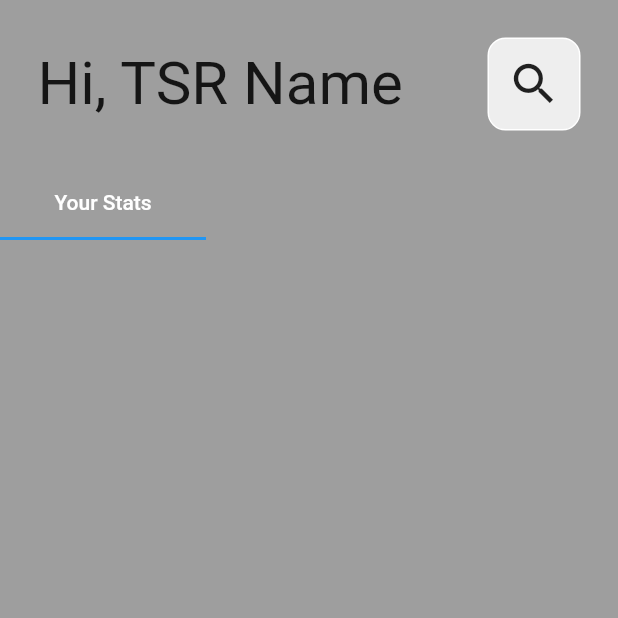
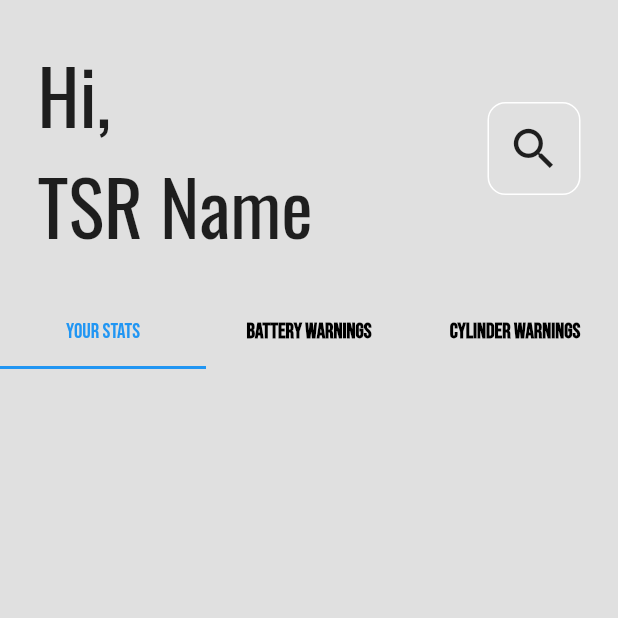
Before and after one commit to L-meck/qcsv, a Flutter app: the DataStats screen opened directly, on a phone screen of 412 x 824 dp, the top half of it. Run offline on Flutter 3.47's test engine with Material 2 defaults, Android fonts, the light colour scheme and no system bars; our stand-ins replace csv, file_picker, google_fonts; missing offline and left inert: flutter_phone_direct_caller.

Commit message:
bug fixes

```diff
--- a/lib/data.dart
+++ b/lib/data.dart
@@ -1,5 +1,13 @@
 import 'package:flutter/material.dart';
+import 'package:google_fonts/google_fonts.dart';
 import 'package:qcsv/tabs.dart';
+import 'dart:convert';
+import 'dart:io';
+import 'package:file_picker/file_picker.dart';
+import 'package:flutter/material.dart';
+import 'package:flutter/services.dart' show SystemUiOverlayStyle, rootBundle;
+import 'package:csv/csv.dart';
+import 'package:flutter_phone_direct_caller/flutter_phone_direct_caller.dart';
 
 class DataStats extends StatefulWidget {
   const DataStats({Key? key}) : super(key: key);
@@ -9,20 +17,17 @@ class DataStats extends StatefulWidget {
 }
 
 class _DataStatsState extends State<DataStats> {
+  //
   void _searchButtoneTapped() {}
 
-  List tabOptions = const [
-    ["Your Stats", YourStats()],
-    ["Battery Warnings", BatteryWarnings()],
-    ["Cylinder Warnings", CylinderWarnings()],
-  ];
+  int tabs = 3;
 
   @override
   Widget build(BuildContext context) {
     return DefaultTabController(
-      length: tabOptions.length,
+      length: 3,
       child: Scaffold(
-        backgroundColor: Colors.grey,
+        backgroundColor: Colors.grey[300],
         body: ListView(
           children: [
             Padding(
@@ -30,10 +35,12 @@ class _DataStatsState extends State<DataStats> {
               child: Row(
                 mainAxisAlignment: MainAxisAlignment.spaceBetween,
                 children: [
-                  const Expanded(
+                  Expanded(
                     child: Text(
-                      'Hi, TSR Name',
-                      style: TextStyle(fontSize: 40),
+                      'Hi, \nTSR Name',
+                      style: GoogleFonts.oswald(
+                        fontSize: 50,
+                      ),
                     ),
                   ),
                   GestureDetector(
@@ -43,7 +50,7 @@ class _DataStatsState extends State<DataStats> {
                       decoration: BoxDecoration(
                         border: Border.all(color: Colors.white),
                         borderRadius: BorderRadius.circular(12),
-                        color: Colors.grey.shade200,
+                        color: Colors.grey.shade300,
                       ),
                       child: const Icon(
                         Icons.search,
@@ -59,39 +66,47 @@ class _DataStatsState extends State<DataStats> {
               child: Column(
                 children: [
                   TabBar(
+                    labelColor: Colors.blue,
                     unselectedLabelStyle: const TextStyle(
                       fontSize: 14,
                       fontWeight: FontWeight.bold,
                     ),
-                    unselectedLabelColor: Colors.grey,
+                    unselectedLabelColor: Colors.black,
                     // labelStyle: GoogleFonts.bebasNeue(
                     //   fontSize: 32,
                     // ),
                     //isScrollable: true,
                     tabs: [
                       Tab(
+
                         child: Text(
-                          tabOptions[0][0],
+                          "Your Stats",
+                          style: GoogleFonts.bebasNeue(
+                            fontSize: 14
+
+                          ),
                         ),
                       ),
                       Tab(
                         child: Text(
-                          tabOptions[1][0],
+                          "Battery Warnings",
+                          style: GoogleFonts.bebasNeue(fontSize: 14),
                         ),
                       ),
                       Tab(
                         child: Text(
-                          tabOptions[2][0],
+                          "Cylinder Warnings",
+                          style: GoogleFonts.bebasNeue(fontSize: 14),
                         ),
                       ),
                     ],
                   ),
-                  Expanded(
+                  const Expanded(
                     child: TabBarView(
-                      children: [
-                        tabOptions[0][1],
-                        tabOptions[1][1],
-                        tabOptions[2][1],
+                      children:  [
+                       YourStats(),
+                       BatteryWarnings(),
+                       CylinderWarnings(),
                       ],
                     ),
                   )
--- a/lib/main.dart
+++ b/lib/main.dart
@@ -61,6 +61,9 @@ class _MyHomePageState extends State<MyHomePage> {
     }
   }
 
+/////////////////////
+
+/////////////////////
   _steps() => [
         Step(
           title: const Text('Choose CSV File:'),
@@ -129,7 +132,7 @@ class _MyHomePageState extends State<MyHomePage> {
                     value: selectedItem,
                     child: GestureDetector(
                       child: Text(
-                        item[4].toString(),
+                        item[4].toSet().toString(),
                         style: const TextStyle(
                           color: Colors.black,
                         ),
@@ -200,10 +203,6 @@ class _MyHomePageState extends State<MyHomePage> {
             child: Row(
               mainAxisAlignment: MainAxisAlignment.spaceAround,
               children: <Widget>[
-                // ElevatedButton(
-                //   onPressed: controls.onStepContinue,
-                //   child: const Text('NEXT'),
-                // ),
                 if (_tsrName == null || _fileName == null)
                   ElevatedButton(
                     onPressed: controls.onStepContinue,
--- a/pubspec.yaml
+++ b/pubspec.yaml
@@ -38,6 +38,7 @@ dependencies:
   path_provider: any
   csv: ^5.0.1
   flutter_phone_direct_caller: any
+  google_fonts: any
 
 dev_dependencies:
   flutter_test:
```
Also changed, not shown: pubspec.lock.
